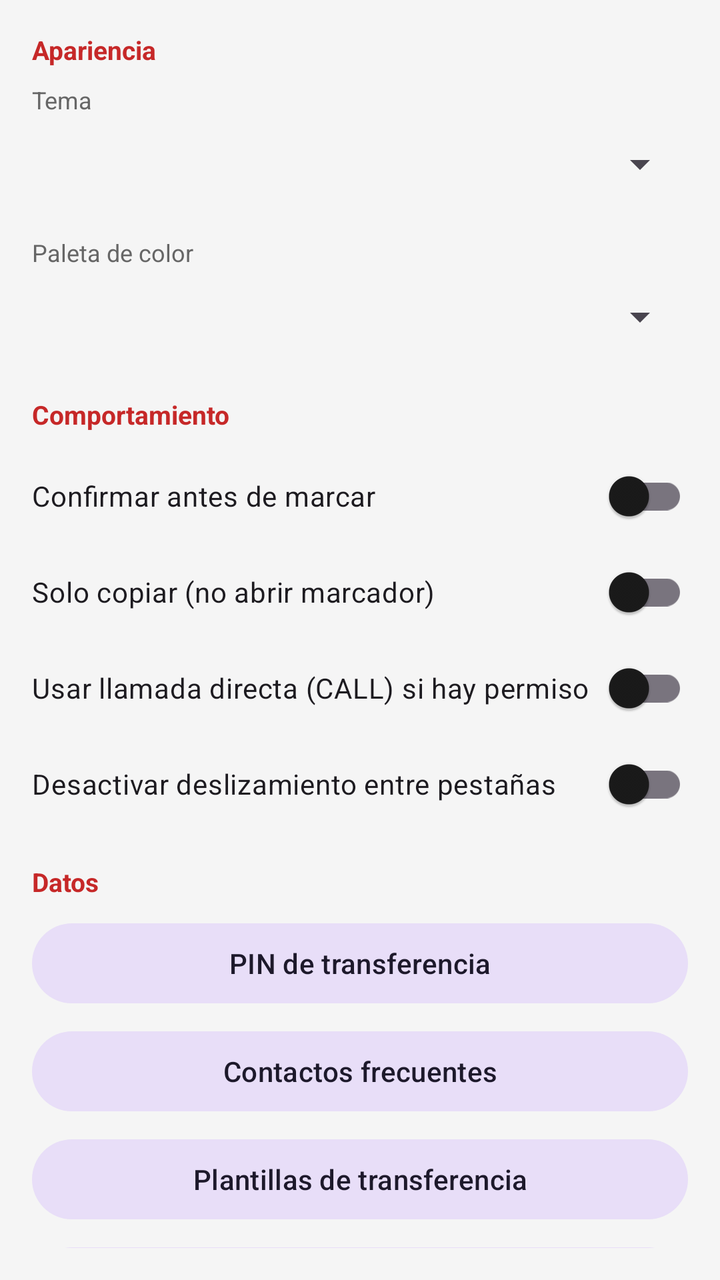
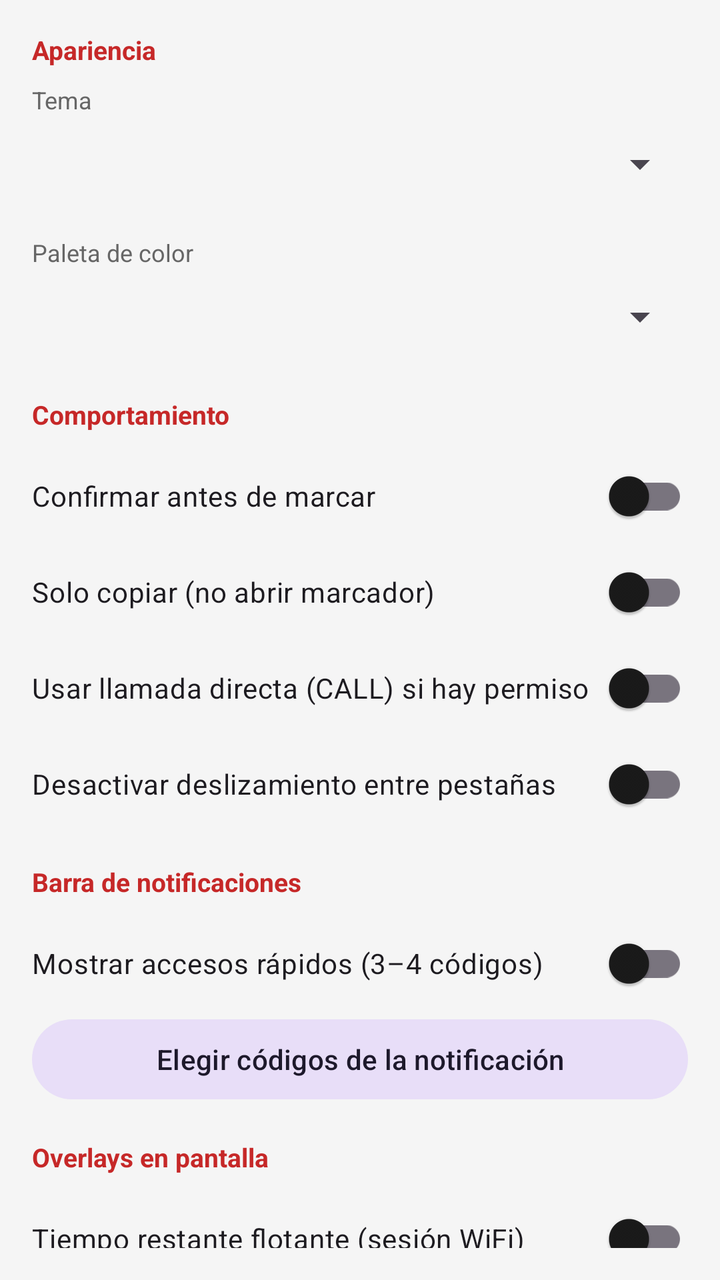

The first picture is an Android layout as it rendered before a commit; the second is the same layout after the commit. The layout source and the unified diff follow.
<!-- AndroidManifest.xml: application theme Theme.UssdCuba -->
<!-- res/layout/fragment_settings.xml -->
<?xml version="1.0" encoding="utf-8"?>
<androidx.core.widget.NestedScrollView
    xmlns:android="http://schemas.android.com/apk/res/android"
    android:layout_width="match_parent"
    android:layout_height="match_parent"
    android:background="?attr/colorSurface"
    android:padding="16dp">

    <LinearLayout
        android:layout_width="match_parent"
        android:layout_height="wrap_content"
        android:orientation="vertical"
        android:paddingBottom="24dp">

        <TextView android:layout_width="match_parent" android:layout_height="wrap_content"
            android:text="Apariencia" android:textStyle="bold" android:textSize="13sp"
            android:textColor="?attr/colorPrimary" android:layout_marginBottom="8dp" />

        <TextView android:layout_width="match_parent" android:layout_height="wrap_content"
            android:text="Tema" android:textSize="12sp" android:textColor="?attr/colorOnSurfaceVariant" />
        <Spinner android:id="@+id/spinnerTheme" android:layout_width="match_parent"
            android:layout_height="48dp" android:layout_marginBottom="12dp" />

        <TextView android:layout_width="match_parent" android:layout_height="wrap_content"
            android:text="Paleta de color" android:textSize="12sp" android:textColor="?attr/colorOnSurfaceVariant" />
        <Spinner android:id="@+id/spinnerPalette" android:layout_width="match_parent"
            android:layout_height="48dp" android:layout_marginBottom="16dp" />

        <TextView android:layout_width="match_parent" android:layout_height="wrap_content"
            android:text="Comportamiento" android:textStyle="bold" android:textSize="13sp"
            android:textColor="?attr/colorPrimary" android:layout_marginBottom="8dp" />

        <androidx.appcompat.widget.SwitchCompat
            android:id="@+id/switchConfirm" android:layout_width="match_parent"
            android:layout_height="wrap_content" android:text="Confirmar antes de marcar"
            android:paddingVertical="8dp" />

        <androidx.appcompat.widget.SwitchCompat
            android:id="@+id/switchCopy" android:layout_width="match_parent"
            android:layout_height="wrap_content" android:text="Solo copiar (no abrir marcador)"
            android:paddingVertical="8dp" />

        <androidx.appcompat.widget.SwitchCompat
            android:id="@+id/switchCall" android:layout_width="match_parent"
            android:layout_height="wrap_content" android:text="Usar llamada directa (CALL) si hay permiso"
            android:paddingVertical="8dp" />

        <androidx.appcompat.widget.SwitchCompat
            android:id="@+id/switchSwipe" android:layout_width="match_parent"
            android:layout_height="wrap_content" android:text="Desactivar deslizamiento entre pestañas"
            android:paddingVertical="8dp" android:layout_marginBottom="16dp" />

        <TextView android:layout_width="match_parent" android:layout_height="wrap_content"
            android:text="Datos" android:textStyle="bold" android:textSize="13sp"
            android:textColor="?attr/colorPrimary" android:layout_marginBottom="8dp" />

        <com.google.android.material.button.MaterialButton
            android:id="@+id/btnPin" style="@style/Widget.Material3.Button.TonalButton"
            android:layout_width="match_parent" android:layout_height="wrap_content"
            android:text="PIN de transferencia" android:layout_marginBottom="6dp" />

        <com.google.android.material.button.MaterialButton
            android:id="@+id/btnContacts" style="@style/Widget.Material3.Button.TonalButton"
            android:layout_width="match_parent" android:layout_height="wrap_content"
            android:text="Contactos frecuentes" android:layout_marginBottom="6dp" />

        <com.google.android.material.button.MaterialButton
            android:id="@+id/btnTemplates" style="@style/Widget.Material3.Button.TonalButton"
            android:layout_width="match_parent" android:layout_height="wrap_content"
            android:text="Plantillas de transferencia" android:layout_marginBottom="6dp" />

        <com.google.android.material.button.MaterialButton
            android:id="@+id/btnExport" style="@style/Widget.Material3.Button.TonalButton"
            android:layout_width="match_parent" android:layout_height="wrap_content"
            android:text="Exportar favoritos" android:layout_marginBottom="6dp" />

        <com.google.android.material.button.MaterialButton
            android:id="@+id/btnImport" style="@style/Widget.Material3.Button.TonalButton"
            android:layout_width="match_parent" android:layout_height="wrap_content"
            android:text="Importar favoritos (pegar JSON)" android:layout_marginBottom="6dp" />

        <com.google.android.material.button.MaterialButton
            android:id="@+id/btnChecklist" style="@style/Widget.Material3.Button.OutlinedButton"
            android:layout_width="match_parent" android:layout_height="wrap_content"
            android:text="Checklist post-recarga" android:layout_marginTop="8dp" />

    </LinearLayout>
</androidx.core.widget.NestedScrollView>
<!-- resources referenced by this layout -->
<resources>
  <style name="Theme.UssdCuba" parent="Theme.UssdCuba.Cuba.Dark" />
  <style name="Theme.UssdCuba.Cuba.Dark" parent="Theme.UssdCuba.BaseDark">
          <item name="colorPrimary">#EF5350</item>
          <item name="colorPrimaryContainer">#5C1A1A</item>
          <item name="colorOnPrimary">#FFFFFF</item>
          <item name="colorOnPrimaryContainer">#FFCDD2</item>
      </style>
  <style name="Theme.UssdCuba.BaseDark" parent="Theme.Material3.Dark.NoActionBar">
          <item name="colorSecondary">#42A5F5</item>
          <item name="colorOnSecondary">#FFFFFF</item>
          <item name="colorSurface">#121212</item>
          <item name="colorSurfaceContainer">#1E1E1E</item>
          <item name="colorOnSurface">#E8E8E8</item>
          <item name="colorOnSurfaceVariant">#A0A0A0</item>
          <item name="colorOutlineVariant">#333333</item>
          <item name="android:colorBackground">#121212</item>
          <item name="android:statusBarColor">#121212</item>
          <item name="android:navigationBarColor">#121212</item>
          <item name="android:windowBackground">#121212</item>
      </style>
</resources>

<!-- the commit's change to res/layout/fragment_settings.xml (unified diff, before → after) -->
@@ -50,6 +50,58 @@
             android:layout_height="wrap_content" android:text="Desactivar deslizamiento entre pestañas"
             android:paddingVertical="8dp" android:layout_marginBottom="16dp" />
 
+        
+        <TextView android:layout_width="match_parent" android:layout_height="wrap_content"
+            android:text="Barra de notificaciones" android:textStyle="bold" android:textSize="13sp"
+            android:textColor="?attr/colorPrimary" android:layout_marginBottom="8dp" />
+
+        <androidx.appcompat.widget.SwitchCompat
+            android:id="@+id/switchNotifShortcuts" android:layout_width="match_parent"
+            android:layout_height="wrap_content"
+            android:text="Mostrar accesos rápidos (3–4 códigos)"
+            android:paddingVertical="8dp" />
+
+        <com.google.android.material.button.MaterialButton
+            android:id="@+id/btnNotifCodes" style="@style/Widget.Material3.Button.TonalButton"
+            android:layout_width="match_parent" android:layout_height="wrap_content"
+            android:text="Elegir códigos de la notificación"
+            android:layout_marginBottom="16dp" />
+
+        
+        <TextView android:layout_width="match_parent" android:layout_height="wrap_content"
+            android:text="Overlays en pantalla" android:textStyle="bold" android:textSize="13sp"
+            android:textColor="?attr/colorPrimary" android:layout_marginBottom="8dp" />
+
+        <androidx.appcompat.widget.SwitchCompat
+            android:id="@+id/switchFloatTime" android:layout_width="match_parent"
+            android:layout_height="wrap_content"
+            android:text="Tiempo restante flotante (sesión WiFi)"
+            android:paddingVertical="8dp" />
+
+        <com.google.android.material.button.MaterialButton
+            android:id="@+id/btnSetSessionTime" style="@style/Widget.Material3.Button.TonalButton"
+            android:layout_width="match_parent" android:layout_height="wrap_content"
+            android:text="Definir duración de sesión"
+            android:layout_marginBottom="8dp" />
+
+        <androidx.appcompat.widget.SwitchCompat
+            android:id="@+id/switchSpeed" android:layout_width="match_parent"
+            android:layout_height="wrap_content"
+            android:text="Monitor de velocidad en tiempo real"
+            android:paddingVertical="8dp" />
+
+        <com.google.android.material.button.MaterialButton
+            android:id="@+id/btnSpeedConfig" style="@style/Widget.Material3.Button.TonalButton"
+            android:layout_width="match_parent" android:layout_height="wrap_content"
+            android:text="Configurar monitor de velocidad"
+            android:layout_marginBottom="8dp" />
+
+        <com.google.android.material.button.MaterialButton
+            android:id="@+id/btnOverlayPerm" style="@style/Widget.Material3.Button.OutlinedButton"
+            android:layout_width="match_parent" android:layout_height="wrap_content"
+            android:text="Permitir ventanas flotantes"
+            android:layout_marginBottom="16dp" />
+
         <TextView android:layout_width="match_parent" android:layout_height="wrap_content"
             android:text="Datos" android:textStyle="bold" android:textSize="13sp"
             android:textColor="?attr/colorPrimary" android:layout_marginBottom="8dp" />
